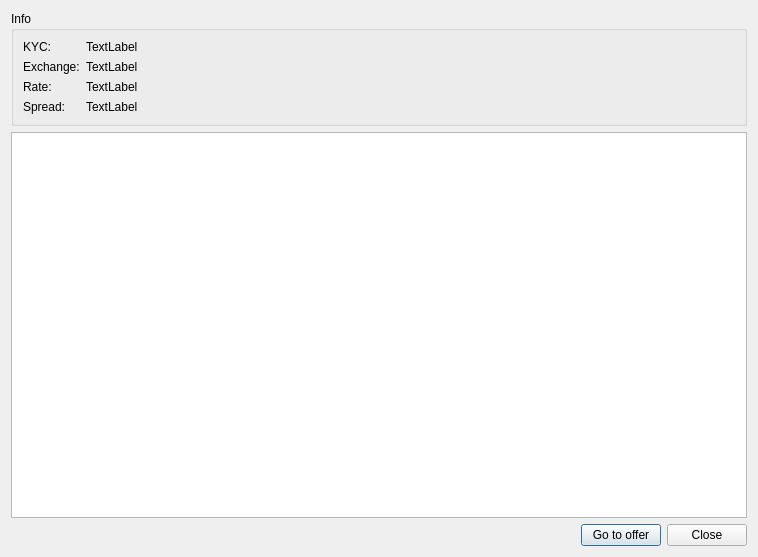
Old version of the form src/plugins/trocadorapp/TrocadorAppInfoDialog.ui in the repository feather-wallet/feather.
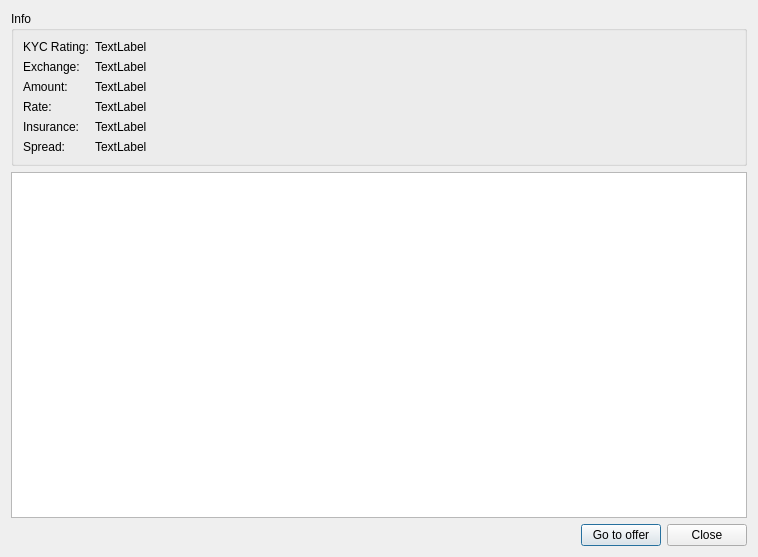
New version of the form.

Commit message: Add other columns

Patch:
```diff
--- a/src/plugins/trocadorapp/TrocadorAppInfoDialog.ui
+++ b/src/plugins/trocadorapp/TrocadorAppInfoDialog.ui
@@ -23,7 +23,7 @@
       <item row="0" column="0">
        <widget class="QLabel" name="label_6">
         <property name="text">
-         <string>KYC:</string>
+         <string>KYC Rating:</string>
         </property>
        </widget>
       </item>
@@ -38,7 +38,7 @@
        </widget>
       </item>
       <item row="1" column="0">
-       <widget class="QLabel" name="label_2">
+       <widget class="QLabel" name="label_4">
         <property name="text">
          <string>Exchange:</string>
         </property>
@@ -55,14 +55,14 @@
        </widget>
       </item>
       <item row="2" column="0">
-       <widget class="QLabel" name="label_3">
+       <widget class="QLabel" name="label_5">
         <property name="text">
-         <string>Rate:</string>
+         <string>Amount:</string>
         </property>
        </widget>
       </item>
       <item row="2" column="1">
-       <widget class="QLabel" name="label_rate">
+       <widget class="QLabel" name="label_amount">
         <property name="text">
          <string>TextLabel</string>
         </property>
@@ -72,13 +72,47 @@
        </widget>
       </item>
       <item row="3" column="0">
+       <widget class="QLabel" name="label_2">
+        <property name="text">
+         <string>Rate:</string>
+        </property>
+       </widget>
+      </item>
+      <item row="3" column="1">
+       <widget class="QLabel" name="label_rate">
+        <property name="text">
+         <string>TextLabel</string>
+        </property>
+        <property name="textInteractionFlags">
+         <set>Qt::LinksAccessibleByMouse|Qt::TextSelectableByMouse</set>
+        </property>
+       </widget>
+      </item>
+      <item row="4" column="0">
+       <widget class="QLabel" name="label_3">
+        <property name="text">
+         <string>Insurance:</string>
+        </property>
+       </widget>
+      </item>
+      <item row="4" column="1">
+       <widget class="QLabel" name="label_insurance">
+        <property name="text">
+         <string>TextLabel</string>
+        </property>
+        <property name="textInteractionFlags">
+         <set>Qt::LinksAccessibleByMouse|Qt::TextSelectableByMouse</set>
+        </property>
+       </widget>
+      </item>
+      <item row="5" column="0">
        <widget class="QLabel" name="label">
         <property name="text">
          <string>Spread:</string>
         </property>
        </widget>
       </item>
-      <item row="3" column="1">
+      <item row="5" column="1">
        <widget class="QLabel" name="label_spread">
         <property name="text">
          <string>TextLabel</string>
```
Left out of the diff: 2 changed lines with no effect on the pictures. The commit also changes 3 other files.
